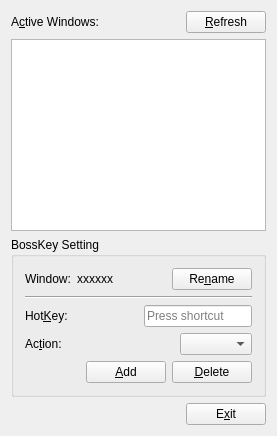
The window that MainDialog.ui (Aoi-hosizora/BossKeyManager) describes before a commit, drawn with Qt 5.
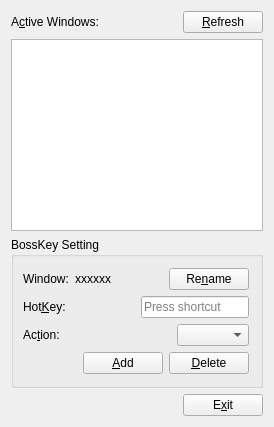
The same window after the commit. Custom widgets are drawn as their Qt base class.

```diff
--- a/MainDialog.ui
+++ b/MainDialog.ui
@@ -6,8 +6,8 @@
    <rect>
     <x>0</x>
     <y>0</y>
-    <width>277</width>
-    <height>436</height>
+    <width>274</width>
+    <height>427</height>
    </rect>
   </property>
   <property name="font">
@@ -63,6 +63,9 @@
        <string>BossKey Setting</string>
       </property>
       <layout class="QVBoxLayout" name="verticalLayout">
+       <property name="leftMargin">
+        <number>9</number>
+       </property>
        <item>
         <layout class="QHBoxLayout" name="horizontalLayout_4">
          <item>
@@ -101,13 +104,6 @@
          </item>
         </layout>
        </item>
-       <item>
-        <widget class="Line" name="line">
-         <property name="orientation">
-          <enum>Qt::Horizontal</enum>
-         </property>
-        </widget>
-       </item>
        <item>
         <layout class="QHBoxLayout" name="horizontalLayout_5">
          <item>
@@ -136,7 +132,7 @@
          <item>
           <widget class="HotKeyEdit" name="keySequenceEdit">
            <property name="sizePolicy">
-            <sizepolicy hsizetype="Expanding" vsizetype="Expanding">
+            <sizepolicy hsizetype="Preferred" vsizetype="Fixed">
              <horstretch>0</horstretch>
              <verstretch>0</verstretch>
             </sizepolicy>
```
Left out of the diff: 13 changed lines with no effect on the pictures.
